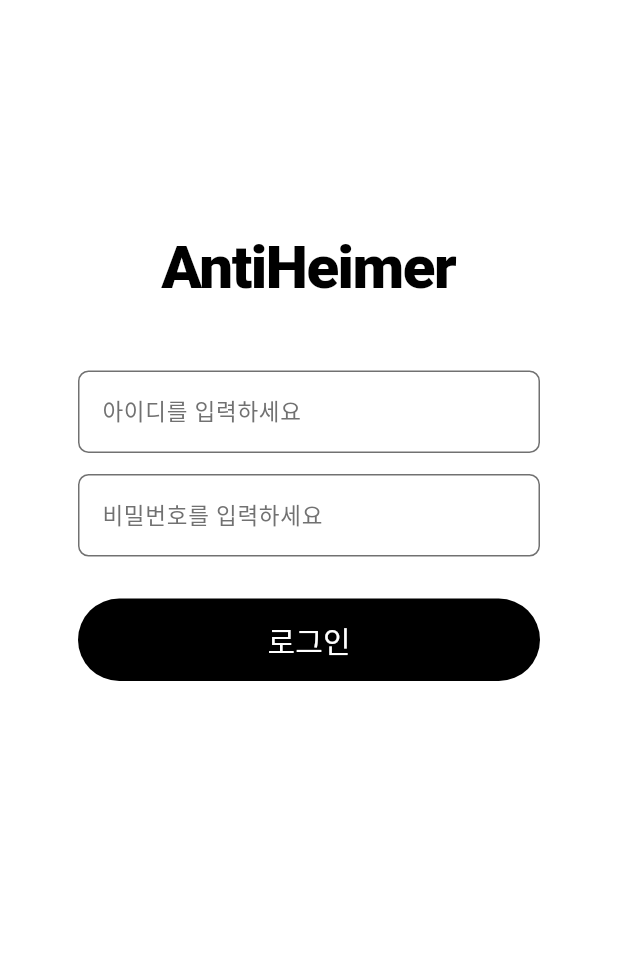
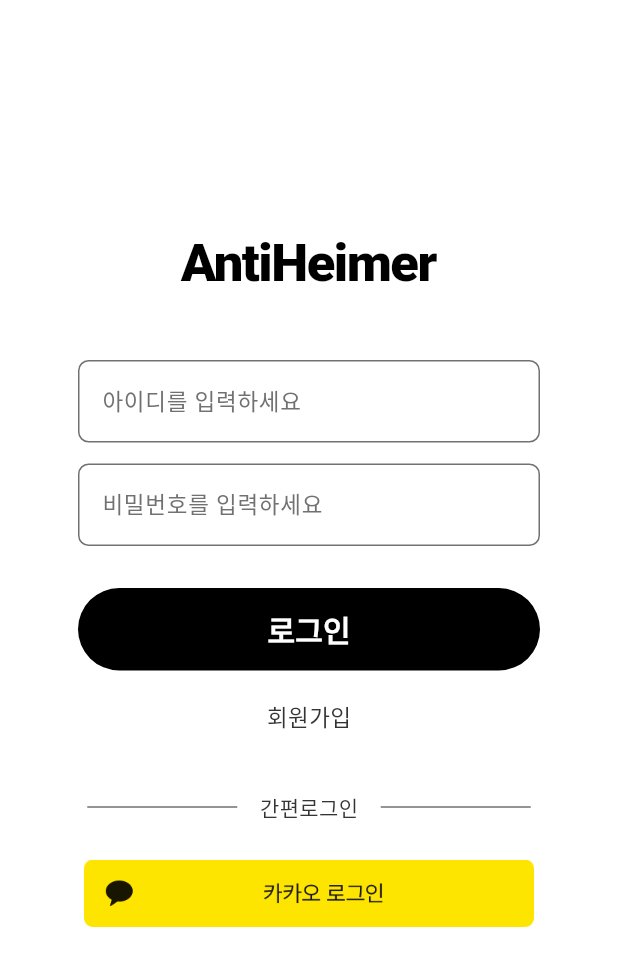
Before and after one commit to AntiHeimer/front, a Flutter app: the LoginPage screen opened directly, on a phone screen of 412 x 824 dp. Shown: the top 966 px of the screen. Run offline on Flutter 3.47's test engine with Material 3 defaults, Android fonts, the phone set to English and light mode, and no system bars.

Commit message:
login page css

```diff
--- a/lib/Login/page/login_page.dart
+++ b/lib/Login/page/login_page.dart
@@ -12,25 +12,44 @@ class _LoaginPageState extends State<LoginPage> {
 
   @override
   Widget build(BuildContext context) {
-    return const Scaffold(
+    return Scaffold(
       body: Center(
         child: Column(
           children: <Widget>[
-            Padding(padding: EdgeInsets.fromLTRB(0, 100, 0, 50)),
-            Text(
+            const Padding(padding: EdgeInsets.fromLTRB(0, 100, 0, 50)),
+            const Text(
               'AntiHeimer',
               style: TextStyle(
-                fontSize: 40,
+                fontSize: 35,
                 fontWeight: FontWeight.w900,
                 letterSpacing: -1,
               ),
             ),
-            Padding(padding: EdgeInsets.only(bottom: 40)),
-            TextFieldWidget(hintText: '아이디를 입력하세요'),
-            Padding(padding: EdgeInsets.only(bottom: 14)),
-            TextFieldWidget(hintText: '비밀번호를 입력하세요'),
-            Padding(padding: EdgeInsets.only(bottom: 28)),
-            MainButton(text: '로그인'),
+            const Padding(padding: EdgeInsets.only(bottom: 40)),
+            const TextFieldWidget(hintText: '아이디를 입력하세요'),
+            const Padding(padding: EdgeInsets.only(bottom: 14)),
+            const TextFieldWidget(hintText: '비밀번호를 입력하세요'),
+            const Padding(padding: EdgeInsets.only(bottom: 28)),
+            const MainButton(text: '로그인'),
+            const Padding(padding: EdgeInsets.only(bottom: 20)),
+            InkWell(
+              onTap: () {},
+              child: const Text(
+                '회원가입',
+                style: TextStyle(
+                  fontSize: 15,
+                  color: Color.fromRGBO(52, 52, 52, 1),
+                ),
+              ),
+            ),
+            const Padding(padding: EdgeInsets.only(bottom: 40)),
+            const SocialLogin(),
+            const Padding(padding: EdgeInsets.only(bottom: 25)),
+            Image.asset(
+              'assets/images/kakao_login_large_wide.png',
+              fit: BoxFit.contain,
+              height: 45,
+            ),
           ],
         ),
       ),
@@ -92,9 +111,40 @@ class MainButton extends StatelessWidget {
             backgroundColor: Colors.black, foregroundColor: Colors.white),
         child: Text(
           text,
-          style: const TextStyle(fontSize: 20, fontWeight: FontWeight.w200),
+          style: const TextStyle(fontSize: 20, fontWeight: FontWeight.w600),
         ),
       ),
     );
   }
 }
+
+class SocialLogin extends StatelessWidget {
+  const SocialLogin({
+    Key? key,
+  }) : super(key: key);
+
+  @override
+  Widget build(BuildContext context) {
+    return Row(
+      mainAxisAlignment: MainAxisAlignment.center,
+      children: <Widget>[
+        Container(
+          height: 1,
+          width: 100,
+          color: const Color.fromRGBO(113, 113, 113, 1),
+        ),
+        const Padding(padding: EdgeInsets.only(right: 15)),
+        const Text(
+          '간편로그인',
+          style: TextStyle(color: Color.fromRGBO(52, 52, 52, 1)),
+        ),
+        const Padding(padding: EdgeInsets.only(left: 15)),
+        Container(
+          height: 1,
+          width: 100,
+          color: const Color.fromRGBO(113, 113, 113, 1),
+        ),
+      ],
+    );
+  }
+}
--- a/pubspec.yaml
+++ b/pubspec.yaml
@@ -61,9 +61,9 @@ flutter:
   uses-material-design: true
 
   # To add assets to your application, add an assets section, like this:
-  # assets:
-  #   - images/a_dot_burr.jpeg
-  #   - images/a_dot_ham.jpeg
+  assets:
+    - assets/images/kakao_login_medium_wide.png
+    - assets/images/kakao_login_large_wide.png
 
   # An image asset can refer to one or more resolution-specific "variants", see
   # https://flutter.dev/assets-and-images/#resolution-aware
```
Also changed, not shown: assets/images/kakao_login_large_wide.png (added), assets/images/kakao_login_medium_wide.png (added).
